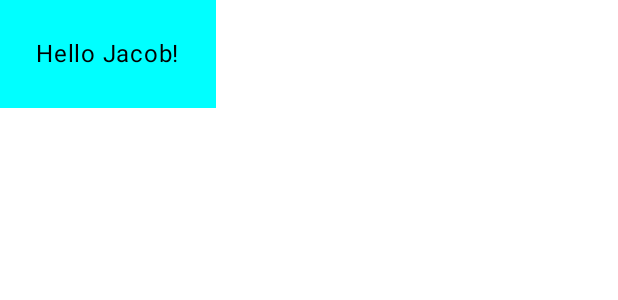
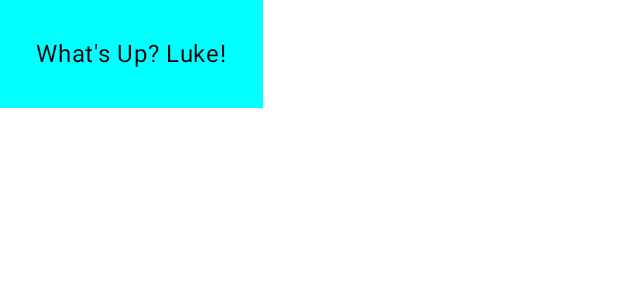
Before and after one commit to Gawvena/exercise2, an Android app built with Jetpack Compose: the @Preview function GreetingPreview, on a phone screen of 412 x 824 dp. Shown: the top 300 px of the screen. Run offline under Robolectric (Android 15) with nearby library versions, the light colour scheme and no system bars.

Commit message:
Update MainActivity.kt

```diff
--- a/googletutorials/app/src/main/java/com/example/grettingcard/MainActivity.kt
+++ b/googletutorials/app/src/main/java/com/example/grettingcard/MainActivity.kt
@@ -26,7 +26,7 @@ class MainActivity : ComponentActivity() {
             GrettingCardTheme {
                 Scaffold(modifier = Modifier.fillMaxSize()) { innerPadding ->
                     Greeting(
-                            name = "Android",
+                            name = "Luke",
                             modifier = Modifier.padding(innerPadding)
                     )
                 }
@@ -39,7 +39,7 @@ class MainActivity : ComponentActivity() {
 fun Greeting(name: String, modifier: Modifier = Modifier) {
     Surface(color = Color.Cyan) {
         Text(
-            text = "Hello $name!",
+            text = "What's Up? $name!",
             modifier = modifier.padding(24.dp)
         )
     }
@@ -49,6 +49,6 @@ fun Greeting(name: String, modifier: Modifier = Modifier) {
 @Composable
 fun GreetingPreview() {
     GrettingCardTheme {
-        Greeting("Jacob")
+        Greeting("Luke")
     }
 }
```
